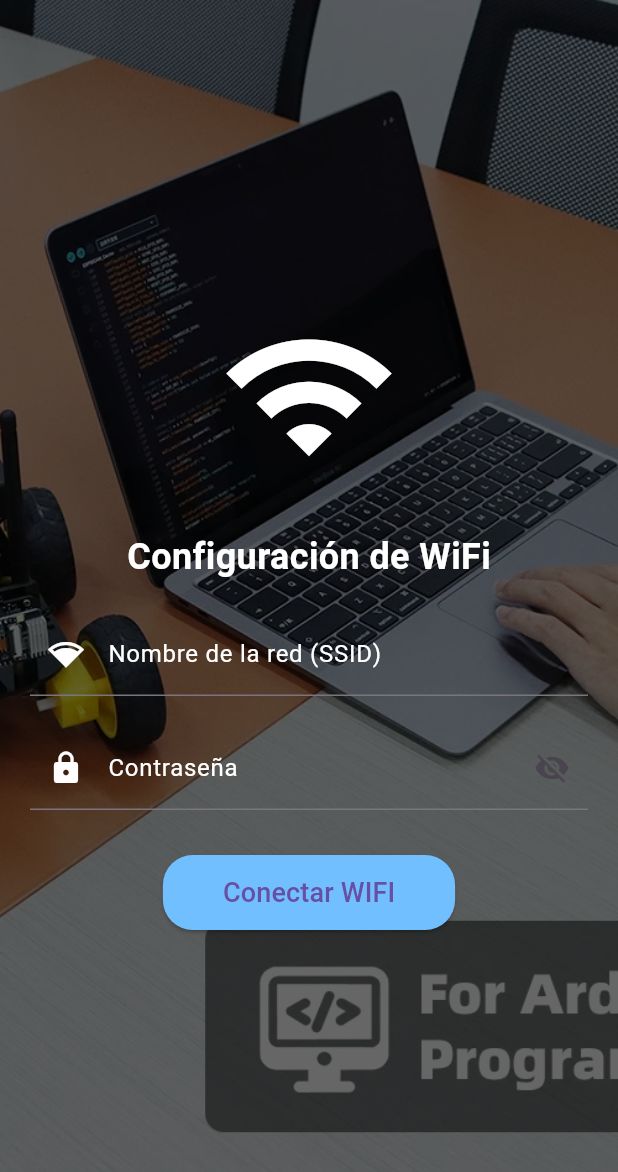
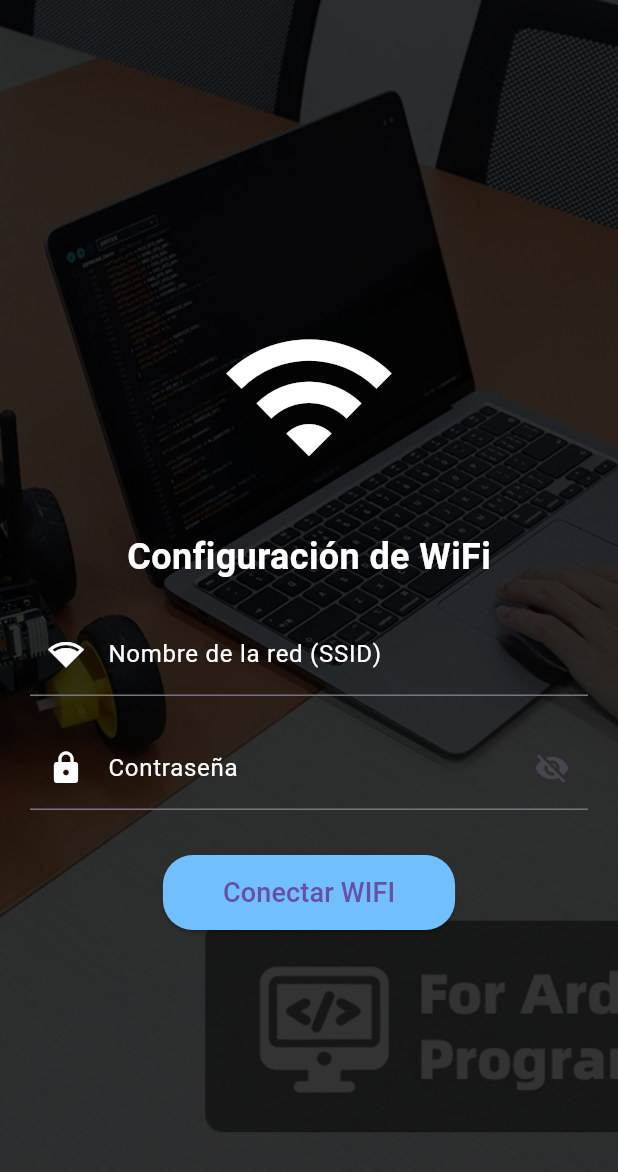
Before and after one commit to christianLizama/car_app, a Flutter app: the ControlScreen screen opened directly with empty values, in the side drawer, after a tap on "Configurar Wifi", on a phone screen of 412 x 824 dp. Shown: the top 1172 px of the screen. Run offline on Flutter 3.47's test engine with Material 3 defaults, Android fonts, the phone set to English and light mode, and no system bars; drawn by our look-alikes of carousel_slider.

Commit message:
Pequeñas mejoras visuales con mejor fondo

```diff
--- a/lib/Views/car_control_page.dart
+++ b/lib/Views/car_control_page.dart
@@ -13,7 +13,8 @@ class ControlScreen extends StatefulWidget {
 
 class _ControlScreenState extends State<ControlScreen> {
   Future<void> enviarComando(String action) async {
-    final url = Uri.parse('http://${widget.esp32Ip}/move'); // Reemplaza con la IP de tu ESP32
+    final url = Uri.parse(
+        'http://${widget.esp32Ip}/move'); // Reemplaza con la IP de tu ESP32
     final response = await http.post(
       url,
       headers: {'Content-Type': 'application/x-www-form-urlencoded'},
@@ -58,15 +59,15 @@ class _ControlScreenState extends State<ControlScreen> {
           children: <Widget>[
             const DrawerHeader(
               decoration: BoxDecoration(
-                color: Colors.blue,
-              ),
-              child: Text(
-                'Menú',
-                style: TextStyle(
-                  color: Colors.white,
-                  fontSize: 24,
+                image: DecorationImage(
+                  image: AssetImage(
+                      'assets/foto2.webp'), // Ruta de la imagen
+                  fit: BoxFit
+                      .cover,
                 ),
               ),
+              child:
+                  null, // Puedes omitir child si solo quieres la imagen de fondo
             ),
             ListTile(
               leading: const Icon(Icons.wifi),
@@ -175,7 +176,8 @@ class _ControlScreenState extends State<ControlScreen> {
                 alignment: Alignment.center,
                 child: const Text(
                   "Stop",
-                  style: TextStyle(color: Colors.red, fontWeight: FontWeight.bold),
+                  style:
+                      TextStyle(color: Colors.red, fontWeight: FontWeight.bold),
                 ),
               ),
             ),
--- a/lib/Views/wifi_connect_page.dart
+++ b/lib/Views/wifi_connect_page.dart
@@ -4,10 +4,10 @@ import 'package:car_app/Views/car_control_page.dart';
 import 'package:carousel_slider/carousel_slider.dart';
 
 class WiFiScreen extends StatefulWidget {
-  const WiFiScreen({super.key});
+  const WiFiScreen({Key? key});
 
   @override
-  createState() => _WiFiScreenState();
+  _WiFiScreenState createState() => _WiFiScreenState();
 }
 
 class _WiFiScreenState extends State<WiFiScreen> {
@@ -43,7 +43,7 @@ class _WiFiScreenState extends State<WiFiScreen> {
             ),
           ),
           Container(
-            color: Colors.black.withOpacity(0.6), // Fondo oscuro con opacidad
+            color: Colors.black.withOpacity(0.8), // Fondo oscuro con opacidad
             width: double.infinity,
             height: double.infinity,
             child: Center(
@@ -68,18 +68,20 @@ class _WiFiScreenState extends State<WiFiScreen> {
                       ),
                     ),
                     const SizedBox(height: 20),
-                    const TextField(
-                      decoration: InputDecoration(
+                    TextField(
+                      controller: ssidController,
+                      decoration: const InputDecoration(
                         labelText: 'Nombre de la red (SSID)',
                         prefixIcon:
                             Icon(Icons.network_wifi, color: Colors.white),
                         labelStyle: TextStyle(color: Colors.white),
                       ),
                       obscureText: false,
-                      style: TextStyle(color: Colors.white),
+                      style: const TextStyle(color: Colors.white),
                     ),
                     const SizedBox(height: 20),
                     TextField(
+                      controller: passwordController,
                       decoration: InputDecoration(
                         labelText: 'Contraseña',
                         prefixIcon: const Icon(Icons.lock, color: Colors.white),
@@ -100,13 +102,14 @@ class _WiFiScreenState extends State<WiFiScreen> {
                           },
                         ),
                       ),
-                      obscureText: !_passwordVisible, // Establece esta propiedad en true
+                      obscureText: !_passwordVisible,
                       style: const TextStyle(color: Colors.white),
                     ),
                     const SizedBox(height: 30),
                     ElevatedButton(
                       onPressed: () {
-                        enviarDatos(ssidController.text, passwordController.text);
+                        enviarDatos(
+                            ssidController.text, passwordController.text);
                       },
                       style: ElevatedButton.styleFrom(
                         backgroundColor:
@@ -133,20 +136,15 @@ class _WiFiScreenState extends State<WiFiScreen> {
   }
 
   Future<void> enviarDatos(String ssid, String password) async {
-     Navigator.push(
-        context,
-        MaterialPageRoute(
-            builder: (context) => ControlScreen(esp32Ip: esp32Ip)),
-      );
+
     final url = Uri.parse('http://192.168.4.1/');
     final response = await http.post(
       url,
       headers: {'Content-Type': 'application/x-www-form-urlencoded'},
       body: 'ssid=$ssid&password=$password',
     );
-
+    if (!mounted) return;
     if (response.statusCode == 200) {
-      if (!mounted) return;
       print('Datos enviados exitosamente!');
       Navigator.push(
         context,
@@ -154,6 +152,25 @@ class _WiFiScreenState extends State<WiFiScreen> {
             builder: (context) => ControlScreen(esp32Ip: esp32Ip)),
       );
     } else {
+      // Mostrar diálogo de error
+      showDialog(
+        context: context,
+        builder: (BuildContext context) {
+          return AlertDialog(
+            title: const Text('Error'),
+            content: Text(
+                'Hubo un error al enviar los datos. Código de estado: ${response.statusCode}'),
+            actions: <Widget>[
+              TextButton(
+                onPressed: () {
+                  Navigator.of(context).pop();
+                },
+                child: const Text('Aceptar'),
+              ),
+            ],
+          );
+        },
+      );
       print('Error al enviar datos: ${response.statusCode}');
     }
   }
```
